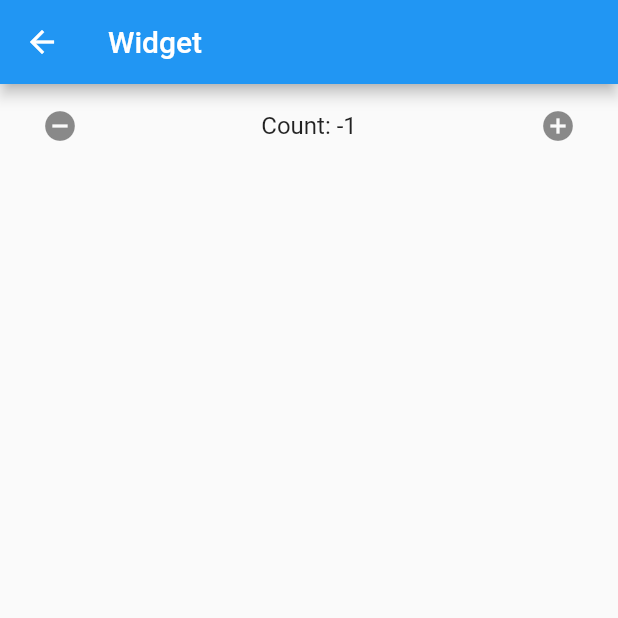
After one commit to channdara/flutter_app, a Flutter app: the BlocScreen screen opened directly, after a tap on the "remove circle" icon, on a phone screen of 412 x 824 dp, the top half of it. The commit adds this screen. Run offline on Flutter 3.47's test engine with Material 2 defaults, Android fonts, the light colour scheme and no system bars; our stand-ins replace flutter_bloc.

Commit message:
add bloc sample

```diff
--- /dev/null
+++ b/lib/cubit/bloc_cubit.dart
@@ -0,0 +1,18 @@
+import 'package:flutter_app/cubit/bloc_state.dart';
+import 'package:flutter_bloc/flutter_bloc.dart';
+
+class BlocCubit extends Cubit<BlocState> {
+  BlocCubit() : super(BlocStateInit());
+
+  int count = 0;
+
+  void increment() {
+    count++;
+    emit(BlocStateIncrement());
+  }
+
+  void decrement() {
+    count--;
+    emit(BlocStateDecrement());
+  }
+}
--- /dev/null
+++ b/lib/cubit/bloc_state.dart
@@ -0,0 +1,7 @@
+abstract class BlocState {}
+
+class BlocStateInit extends BlocState {}
+
+class BlocStateIncrement extends BlocState {}
+
+class BlocStateDecrement extends BlocState {}
--- /dev/null
+++ b/lib/ui/screens/bloc_screen.dart
@@ -0,0 +1,52 @@
+import 'package:flutter/material.dart';
+import 'package:flutter_app/cubit/bloc_cubit.dart';
+import 'package:flutter_bloc/flutter_bloc.dart';
+
+class BlocScreen extends StatefulWidget {
+  @override
+  _BlocScreenState createState() => _BlocScreenState();
+}
+
+class _BlocScreenState extends State<BlocScreen> {
+  BlocCubit _cubit;
+
+  @override
+  void initState() {
+    _cubit = BlocCubit();
+    super.initState();
+  }
+
+  @override
+  void dispose() {
+    _cubit.close();
+    super.dispose();
+  }
+
+  @override
+  Widget build(BuildContext context) {
+    return Scaffold(
+      appBar: AppBar(title: Text(widget.toStringShort())),
+      body: Column(
+        children: [
+          BlocBuilder(
+            cubit: _cubit,
+            builder: (context, state) => ListTile(
+              leading: IconButton(
+                icon: Icon(Icons.remove_circle),
+                onPressed: _cubit.decrement,
+              ),
+              title: Text(
+                'Count: ${_cubit.count}',
+                textAlign: TextAlign.center,
+              ),
+              trailing: IconButton(
+                icon: Icon(Icons.add_circle),
+                onPressed: _cubit.increment,
+              ),
+            ),
+          ),
+        ],
+      ),
+    );
+  }
+}
--- a/lib/ui/screens/main_screen.dart
+++ b/lib/ui/screens/main_screen.dart
@@ -1,4 +1,5 @@
 import 'package:flutter/material.dart';
+import 'package:flutter_app/ui/screens/bloc_screen.dart';
 import 'package:flutter_app/ui/screens/star_screen.dart';
 
 class MainScreen extends StatefulWidget {
@@ -9,6 +10,7 @@ class MainScreen extends StatefulWidget {
 class _MainScreenState extends State<MainScreen> {
   final List<Widget> _allScreens = [
     StarScreen(),
+    BlocScreen(),
   ];
 
   @override
@@ -28,9 +30,10 @@ class _MainScreenState extends State<MainScreen> {
     return Container(
       margin: const EdgeInsets.only(bottom: 8.0),
       width: double.infinity,
+      height: 48.0,
       child: RaisedButton(
         child: Text(screen.toStringShort()),
-        color: Colors.red,
+        color: Theme.of(context).primaryColor,
         textColor: Colors.white,
         shape: RoundedRectangleBorder(borderRadius: BorderRadius.circular(8.0)),
         onPressed: () => _push(screen),
--- a/pubspec.yaml
+++ b/pubspec.yaml
@@ -28,6 +28,7 @@ dependencies:
   # The following adds the Cupertino Icons font to your application.
   # Use with the CupertinoIcons class for iOS style icons.
   cupertino_icons: ^1.0.0
+  flutter_bloc: ^6.1.1
 
 dev_dependencies:
   flutter_test:
```
